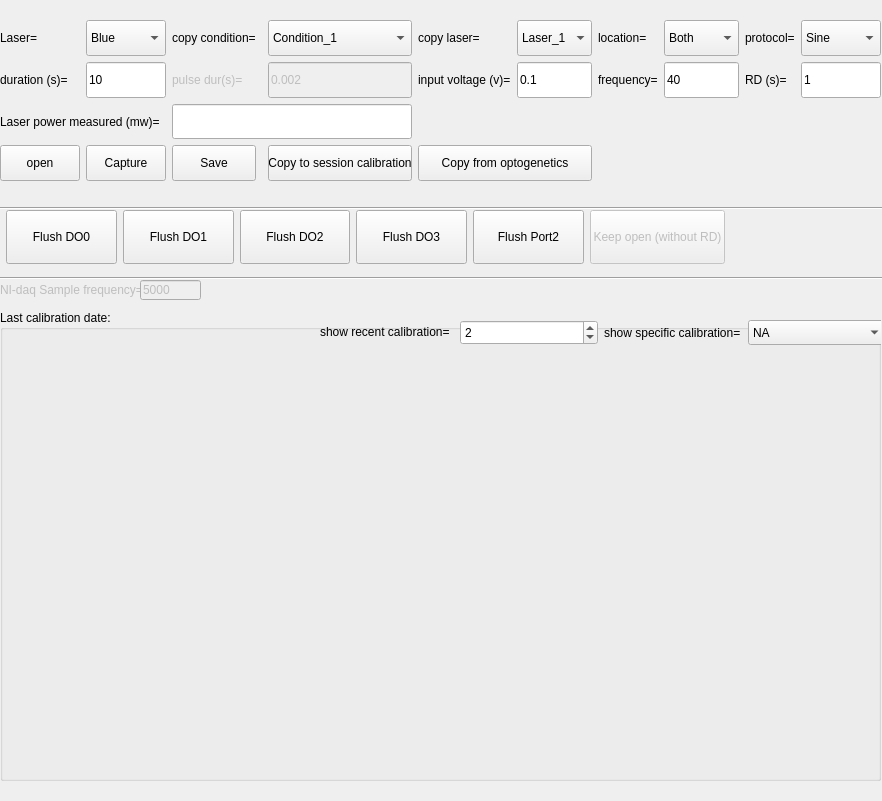
Above: src/foraging_gui/CalibrationLaser.ui from AllenNeuralDynamics/dynamic-foraging-task before the change. Below: the same form after it.
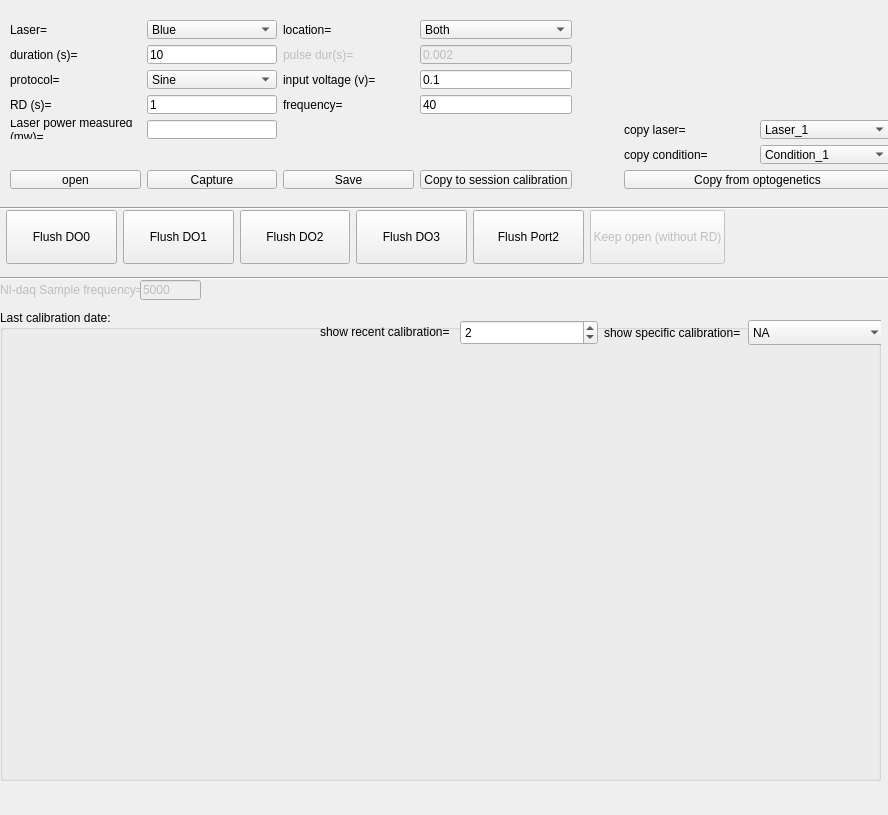
That is the form after the change.

Commit message: resizes calibration laser window

What changed in the file:
```diff
--- a/src/foraging_gui/CalibrationLaser.ui
+++ b/src/foraging_gui/CalibrationLaser.ui
@@ -6,8 +6,8 @@
    <rect>
     <x>0</x>
     <y>0</y>
-    <width>882</width>
-    <height>801</height>
+    <width>888</width>
+    <height>815</height>
    </rect>
   </property>
   <property name="sizePolicy">
@@ -349,14 +349,30 @@
   <widget class="QWidget" name="layoutWidget">
    <property name="geometry">
     <rect>
-     <x>0</x>
+     <x>10</x>
      <y>20</y>
      <width>881</width>
-     <height>161</height>
+     <height>169</height>
     </rect>
    </property>
    <layout class="QGridLayout" name="gridLayout">
-    <item row="3" column="4">
+    <item row="1" column="0">
+     <widget class="QLabel" name="label1_5">
+      <property name="sizePolicy">
+       <sizepolicy hsizetype="Expanding" vsizetype="Expanding">
+        <horstretch>0</horstretch>
+        <verstretch>0</verstretch>
+       </sizepolicy>
+      </property>
+      <property name="text">
+       <string>duration (s)=</string>
+      </property>
+      <property name="textFormat">
+       <enum>Qt::PlainText</enum>
+      </property>
+     </widget>
+    </item>
+    <item row="6" column="3">
      <widget class="QPushButton" name="CopyToSession">
       <property name="sizePolicy">
        <sizepolicy hsizetype="Expanding" vsizetype="Expanding">
@@ -372,7 +388,36 @@
       </property>
      </widget>
     </item>
-    <item row="0" column="6">
+    <item row="4" column="1">
+     <widget class="QLineEdit" name="LaserPowerMeasured">
+      <property name="sizePolicy">
+       <sizepolicy hsizetype="Expanding" vsizetype="Expanding">
+        <horstretch>0</horstretch>
+        <verstretch>0</verstretch>
+       </sizepolicy>
+      </property>
+      <property name="text">
+       <string/>
+      </property>
+     </widget>
+    </item>
+    <item row="6" column="0">
+     <widget class="QPushButton" name="Open">
+      <property name="sizePolicy">
+       <sizepolicy hsizetype="Expanding" vsizetype="Expanding">
+        <horstretch>0</horstretch>
+        <verstretch>0</verstretch>
+       </sizepolicy>
+      </property>
+      <property name="text">
+       <string>open</string>
+      </property>
+      <property name="checkable">
+       <bool>true</bool>
+      </property>
+     </widget>
+    </item>
+    <item row="4" column="11">
      <widget class="QComboBox" name="CopyLaser">
       <property name="sizePolicy">
        <sizepolicy hsizetype="Expanding" vsizetype="Expanding">
@@ -392,64 +437,7 @@
       </item>
      </widget>
     </item>
-    <item row="1" column="8">
-     <widget class="QLineEdit" name="Frequency_1">
-      <property name="sizePolicy">
-       <sizepolicy hsizetype="Expanding" vsizetype="Expanding">
-        <horstretch>0</horstretch>
-        <verstretch>0</verstretch>
-       </sizepolicy>
-      </property>
-      <property name="text">
-       <string>40</string>
-      </property>
-     </widget>
-    </item>
     <item row="3" column="2">
-     <widget class="QPushButton" name="Save">
-      <property name="sizePolicy">
-       <sizepolicy hsizetype="Expanding" vsizetype="Expanding">
-        <horstretch>0</horstretch>
-        <verstretch>0</verstretch>
-       </sizepolicy>
-      </property>
-      <property name="text">
-       <string>Save</string>
-      </property>
-      <property name="checkable">
-       <bool>true</bool>
-      </property>
-     </widget>
-    </item>
-    <item row="0" column="8">
-     <widget class="QComboBox" name="Location_1">
-      <property name="sizePolicy">
-       <sizepolicy hsizetype="Expanding" vsizetype="Expanding">
-        <horstretch>0</horstretch>
-        <verstretch>0</verstretch>
-       </sizepolicy>
-      </property>
-      <property name="currentIndex">
-       <number>0</number>
-      </property>
-      <item>
-       <property name="text">
-        <string>Both</string>
-       </property>
-      </item>
-      <item>
-       <property name="text">
-        <string>Laser_1</string>
-       </property>
-      </item>
-      <item>
-       <property name="text">
-        <string>Laser_2</string>
-       </property>
-      </item>
-     </widget>
-    </item>
-    <item row="1" column="7">
      <widget class="QLabel" name="label1_13">
       <property name="sizePolicy">
        <sizepolicy hsizetype="Expanding" vsizetype="Expanding">
@@ -465,106 +453,7 @@
       </property>
      </widget>
     </item>
-    <item row="1" column="9">
-     <widget class="QLabel" name="label1_14">
-      <property name="sizePolicy">
-       <sizepolicy hsizetype="Expanding" vsizetype="Expanding">
-        <horstretch>0</horstretch>
-        <verstretch>0</verstretch>
-       </sizepolicy>
-      </property>
-      <property name="text">
-       <string>RD (s)=</string>
-      </property>
-      <property name="textFormat">
-       <enum>Qt::PlainText</enum>
-      </property>
-     </widget>
-    </item>
-    <item row="1" column="1">
-     <widget class="QLineEdit" name="Duration_1">
-      <property name="sizePolicy">
-       <sizepolicy hsizetype="Expanding" vsizetype="Expanding">
-        <horstretch>0</horstretch>
-        <verstretch>0</verstretch>
-       </sizepolicy>
-      </property>
-      <property name="text">
-       <string>10</string>
-      </property>
-     </widget>
-    </item>
-    <item row="0" column="5">
-     <widget class="QLabel" name="label1_4">
-      <property name="sizePolicy">
-       <sizepolicy hsizetype="Expanding" vsizetype="Expanding">
-        <horstretch>0</horstretch>
-        <verstretch>0</verstretch>
-       </sizepolicy>
-      </property>
-      <property name="text">
-       <string>copy laser=</string>
-      </property>
-     </widget>
-    </item>
-    <item row="3" column="1">
-     <widget class="QPushButton" name="Capture">
-      <property name="sizePolicy">
-       <sizepolicy hsizetype="Expanding" vsizetype="Expanding">
-        <horstretch>0</horstretch>
-        <verstretch>0</verstretch>
-       </sizepolicy>
-      </property>
-      <property name="text">
-       <string>Capture</string>
-      </property>
-      <property name="checkable">
-       <bool>true</bool>
-      </property>
-     </widget>
-    </item>
-    <item row="0" column="10">
-     <widget class="QComboBox" name="Protocol_1">
-      <property name="sizePolicy">
-       <sizepolicy hsizetype="Expanding" vsizetype="Expanding">
-        <horstretch>0</horstretch>
-        <verstretch>0</verstretch>
-       </sizepolicy>
-      </property>
-      <item>
-       <property name="text">
-        <string>Sine</string>
-       </property>
-      </item>
-      <item>
-       <property name="text">
-        <string>Pulse</string>
-       </property>
-      </item>
-      <item>
-       <property name="text">
-        <string>Constant</string>
-       </property>
-      </item>
-     </widget>
-    </item>
-    <item row="3" column="0">
-     <widget class="QPushButton" name="Open">
-      <property name="sizePolicy">
-       <sizepolicy hsizetype="Expanding" vsizetype="Expanding">
-        <horstretch>0</horstretch>
-        <verstretch>0</verstretch>
-       </sizepolicy>
-      </property>
-      <property name="text">
-       <string>open</string>
-      </property>
-      <property name="checkable">
-       <bool>true</bool>
-      </property>
-     </widget>
-    </item>
-    <item row="1" column="4">
+    <item row="1" column="3">
      <widget class="QLineEdit" name="PulseDur_1">
       <property name="enabled">
        <bool>false</bool>
@@ -583,8 +472,8 @@
       </property>
      </widget>
     </item>
-    <item row="0" column="7">
-     <widget class="QLabel" name="label1_2">
+    <item row="0" column="0">
+     <widget class="QLabel" name="label1_1">
       <property name="sizePolicy">
        <sizepolicy hsizetype="Expanding" vsizetype="Expanding">
         <horstretch>0</horstretch>
@@ -592,72 +481,11 @@
        </sizepolicy>
       </property>
       <property name="text">
-       <string>location=</string>
+       <string>Laser=</string>
       </property>
-      <property name="textFormat">
-       <enum>Qt::PlainText</enum>
-      </property>
      </widget>
     </item>
-    <item row="0" column="9">
-     <widget class="QLabel" name="label1_12">
-      <property name="sizePolicy">
-       <sizepolicy hsizetype="Expanding" vsizetype="Expanding">
-        <horstretch>0</horstretch>
-        <verstretch>0</verstretch>
-       </sizepolicy>
-      </property>
-      <property name="text">
-       <string>protocol=</string>
-      </property>
-      <property name="textFormat">
-       <enum>Qt::PlainText</enum>
-      </property>
-     </widget>
-    </item>
-    <item row="0" column="2">
-     <widget class="QLabel" name="label1_3">
-      <property name="sizePolicy">
-       <sizepolicy hsizetype="Expanding" vsizetype="Expanding">
-        <horstretch>0</horstretch>
-        <verstretch>0</verstretch>
-       </sizepolicy>
-      </property>
-      <property name="text">
-       <string>copy condition=</string>
-      </property>
-     </widget>
-    </item>
-    <item row="1" column="0">
-     <widget class="QLabel" name="label1_5">
-      <property name="sizePolicy">
-       <sizepolicy hsizetype="Expanding" vsizetype="Expanding">
-        <horstretch>0</horstretch>
-        <verstretch>0</verstretch>
-       </sizepolicy>
-      </property>
-      <property name="text">
-       <string>duration (s)=</string>
-      </property>
-      <property name="textFormat">
-       <enum>Qt::PlainText</enum>
-      </property>
-     </widget>
-    </item>
-    <item row="1" column="6">
-     <widget class="QLineEdit" name="voltage">
-      <property name="sizePolicy">
-       <sizepolicy hsizetype="Expanding" vsizetype="Expanding">
-        <horstretch>0</horstretch>
-        <verstretch>0</verstretch>
-       </sizepolicy>
-      </property>
-      <property name="text">
-       <string>0.1</string>
-      </property>
-     </widget>
-    </item>
-    <item row="1" column="5">
+    <item row="2" column="2">
      <widget class="QLabel" name="label1_6">
       <property name="sizePolicy">
        <sizepolicy hsizetype="Expanding" vsizetype="Expanding">
@@ -673,26 +501,7 @@
       </property>
      </widget>
     </item>
-    <item row="1" column="2">
-     <widget class="QLabel" name="label1_15">
-      <property name="enabled">
-       <bool>false</bool>
-      </property>
-      <property name="sizePolicy">
-       <sizepolicy hsizetype="Expanding" vsizetype="Expanding">
-        <horstretch>0</horstretch>
-        <verstretch>0</verstretch>
-       </sizepolicy>
-      </property>
-      <property name="text">
-       <string>pulse dur(s)=</string>
-      </property>
-      <property name="textFormat">
-       <enum>Qt::PlainText</enum>
-      </property>
-     </widget>
-    </item>
-    <item row="0" column="4">
+    <item row="5" column="11">
      <widget class="QComboBox" name="CopyCondition">
       <property name="sizePolicy">
        <sizepolicy hsizetype="Expanding" vsizetype="Expanding">
@@ -722,8 +531,36 @@
       </item>
      </widget>
     </item>
-    <item row="3" column="5" colspan="2">
-     <widget class="QPushButton" name="CopyFromOpto">
+    <item row="0" column="3">
+     <widget class="QComboBox" name="Location_1">
+      <property name="sizePolicy">
+       <sizepolicy hsizetype="Expanding" vsizetype="Expanding">
+        <horstretch>0</horstretch>
+        <verstretch>0</verstretch>
+       </sizepolicy>
+      </property>
+      <property name="currentIndex">
+       <number>0</number>
+      </property>
+      <item>
+       <property name="text">
+        <string>Both</string>
+       </property>
+      </item>
+      <item>
+       <property name="text">
+        <string>Laser_1</string>
+       </property>
+      </item>
+      <item>
+       <property name="text">
+        <string>Laser_2</string>
+       </property>
+      </item>
+     </widget>
+    </item>
+    <item row="6" column="2">
+     <widget class="QPushButton" name="Save">
       <property name="sizePolicy">
        <sizepolicy hsizetype="Expanding" vsizetype="Expanding">
         <horstretch>0</horstretch>
@@ -731,15 +568,15 @@
        </sizepolicy>
       </property>
       <property name="text">
-       <string>Copy from optogenetics</string>
+       <string>Save</string>
       </property>
       <property name="checkable">
-       <bool>false</bool>
+       <bool>true</bool>
       </property>
      </widget>
     </item>
-    <item row="0" column="0">
-     <widget class="QLabel" name="label1_1">
+    <item row="2" column="0">
+     <widget class="QLabel" name="label1_12">
       <property name="sizePolicy">
        <sizepolicy hsizetype="Expanding" vsizetype="Expanding">
         <horstretch>0</horstretch>
@@ -747,7 +584,10 @@
        </sizepolicy>
       </property>
       <property name="text">
-       <string>Laser=</string>
+       <string>protocol=</string>
+      </property>
+      <property name="textFormat">
+       <enum>Qt::PlainText</enum>
       </property>
      </widget>
     </item>
@@ -781,20 +621,7 @@
       </item>
      </widget>
     </item>
-    <item row="1" column="10">
-     <widget class="QLineEdit" name="RD_1">
-      <property name="sizePolicy">
-       <sizepolicy hsizetype="Expanding" vsizetype="Expanding">
-        <horstretch>0</horstretch>
-        <verstretch>0</verstretch>
-       </sizepolicy>
-      </property>
-      <property name="text">
-       <string>1</string>
-      </property>
-     </widget>
-    </item>
-    <item row="2" column="0" colspan="2">
+    <item row="4" column="0">
      <widget class="QLabel" name="label1_17">
       <property name="sizePolicy">
        <sizepolicy hsizetype="Expanding" vsizetype="Expanding">
@@ -813,8 +640,11 @@
       </property>
      </widget>
     </item>
-    <item row="2" column="2" colspan="3">
-     <widget class="QLineEdit" name="LaserPowerMeasured">
+    <item row="1" column="2">
+     <widget class="QLabel" name="label1_15">
+      <property name="enabled">
+       <bool>false</bool>
+      </property>
       <property name="sizePolicy">
        <sizepolicy hsizetype="Expanding" vsizetype="Expanding">
         <horstretch>0</horstretch>
@@ -822,10 +652,203 @@
        </sizepolicy>
       </property>
       <property name="text">
-       <string/>
+       <string>pulse dur(s)=</string>
       </property>
      </widget>
     </item>
+    <item row="2" column="1">
+     <widget class="QComboBox" name="Protocol_1">
+      <property name="sizePolicy">
+       <sizepolicy hsizetype="Expanding" vsizetype="Expanding">
+        <horstretch>0</horstretch>
+        <verstretch>0</verstretch>
+       </sizepolicy>
+      </property>
+      <item>
+       <property name="text">
+        <string>Sine</string>
+       </property>
+      </item>
+      <item>
+       <property name="text">
+        <string>Pulse</string>
+       </property>
+      </item>
+      <item>
+       <property name="text">
+        <string>Constant</string>
+       </property>
+      </item>
+     </widget>
+    </item>
+    <item row="0" column="2">
+     <widget class="QLabel" name="label1_2">
+      <property name="sizePolicy">
+       <sizepolicy hsizetype="Expanding" vsizetype="Expanding">
+        <horstretch>0</horstretch>
+        <verstretch>0</verstretch>
+       </sizepolicy>
+      </property>
+      <property name="text">
+       <string>location=</string>
+      </property>
+      <property name="textFormat">
+       <enum>Qt::PlainText</enum>
+      </property>
+     </widget>
+    </item>
+    <item row="2" column="3">
+     <widget class="QLineEdit" name="voltage">
+      <property name="sizePolicy">
+       <sizepolicy hsizetype="Expanding" vsizetype="Expanding">
+        <horstretch>0</horstretch>
+        <verstretch>0</verstretch>
+       </sizepolicy>
+      </property>
+      <property name="text">
+       <string>0.1</string>
+      </property>
+     </widget>
+    </item>
+    <item row="1" column="1">
+     <widget class="QLineEdit" name="Duration_1">
+      <property name="sizePolicy">
+       <sizepolicy hsizetype="Expanding" vsizetype="Expanding">
+        <horstretch>0</horstretch>
+        <verstretch>0</verstretch>
+       </sizepolicy>
+      </property>
+      <property name="text">
+       <string>10</string>
+      </property>
+     </widget>
+    </item>
+    <item row="6" column="1">
+     <widget class="QPushButton" name="Capture">
+      <property name="sizePolicy">
+       <sizepolicy hsizetype="Expanding" vsizetype="Expanding">
+        <horstretch>0</horstretch>
+        <verstretch>0</verstretch>
+       </sizepolicy>
+      </property>
+      <property name="text">
+       <string>Capture</string>
+      </property>
+      <property name="checkable">
+       <bool>true</bool>
+      </property>
+     </widget>
+    </item>
+    <item row="3" column="1">
+     <widget class="QLineEdit" name="RD_1">
+      <property name="sizePolicy">
+       <sizepolicy hsizetype="Expanding" vsizetype="Expanding">
+        <horstretch>0</horstretch>
+        <verstretch>0</verstretch>
+       </sizepolicy>
+      </property>
+      <property name="text">
+       <string>1</string>
+      </property>
+     </widget>
+    </item>
+    <item row="3" column="0">
+     <widget class="QLabel" name="label1_14">
+      <property name="sizePolicy">
+       <sizepolicy hsizetype="Expanding" vsizetype="Expanding">
+        <horstretch>0</horstretch>
+        <verstretch>0</verstretch>
+       </sizepolicy>
+      </property>
+      <property name="text">
+       <string>RD (s)=</string>
+      </property>
+      <property name="textFormat">
+       <enum>Qt::PlainText</enum>
+      </property>
+     </widget>
+    </item>
+    <item row="3" column="3">
+     <widget class="QLineEdit" name="Frequency_1">
+      <property name="sizePolicy">
+       <sizepolicy hsizetype="Expanding" vsizetype="Expanding">
+        <horstretch>0</horstretch>
+        <verstretch>0</verstretch>
+       </sizepolicy>
+      </property>
+      <property name="text">
+       <string>40</string>
+      </property>
+     </widget>
+    </item>
+    <item row="4" column="10">
+     <widget class="QLabel" name="label1_4">
+      <property name="sizePolicy">
+       <sizepolicy hsizetype="Expanding" vsizetype="Expanding">
+        <horstretch>0</horstretch>
+        <verstretch>0</verstretch>
+       </sizepolicy>
+      </property>
+      <property name="text">
+       <string>copy laser=</string>
+      </property>
+     </widget>
+    </item>
+    <item row="5" column="10">
+     <widget class="QLabel" name="label1_3">
+      <property name="sizePolicy">
+       <sizepolicy hsizetype="Expanding" vsizetype="Expanding">
+        <horstretch>0</horstretch>
+        <verstretch>0</verstretch>
+       </sizepolicy>
+      </property>
+      <property name="text">
+       <string>copy condition=</string>
+      </property>
+     </widget>
+    </item>
+    <item row="1" column="4" colspan="3">
+     <spacer name="verticalSpacer">
+      <property name="orientation">
+       <enum>Qt::Vertical</enum>
+      </property>
+      <property name="sizeHint" stdset="0">
+       <size>
+        <width>20</width>
+        <height>40</height>
+       </size>
+      </property>
+     </spacer>
+    </item>
+    <item row="6" column="10" colspan="2">
+     <widget class="QPushButton" name="CopyFromOpto">
+      <property name="sizePolicy">
+       <sizepolicy hsizetype="Expanding" vsizetype="Expanding">
+        <horstretch>0</horstretch>
+        <verstretch>0</verstretch>
+       </sizepolicy>
+      </property>
+      <property name="text">
+       <string>Copy from optogenetics</string>
+      </property>
+      <property name="checkable">
+       <bool>false</bool>
+      </property>
+     </widget>
+    </item>
+    <item row="1" column="7">
+     <spacer name="verticalSpacer_2">
+      <property name="orientation">
+       <enum>Qt::Vertical</enum>
+      </property>
+      <property name="sizeHint" stdset="0">
+       <size>
+        <width>20</width>
+        <height>40</height>
+       </size>
+      </property>
+     </spacer>
+    </item>
    </layout>
   </widget>
  </widget>
```
Left out of the diff: 3 changed lines with no effect on the pictures.
